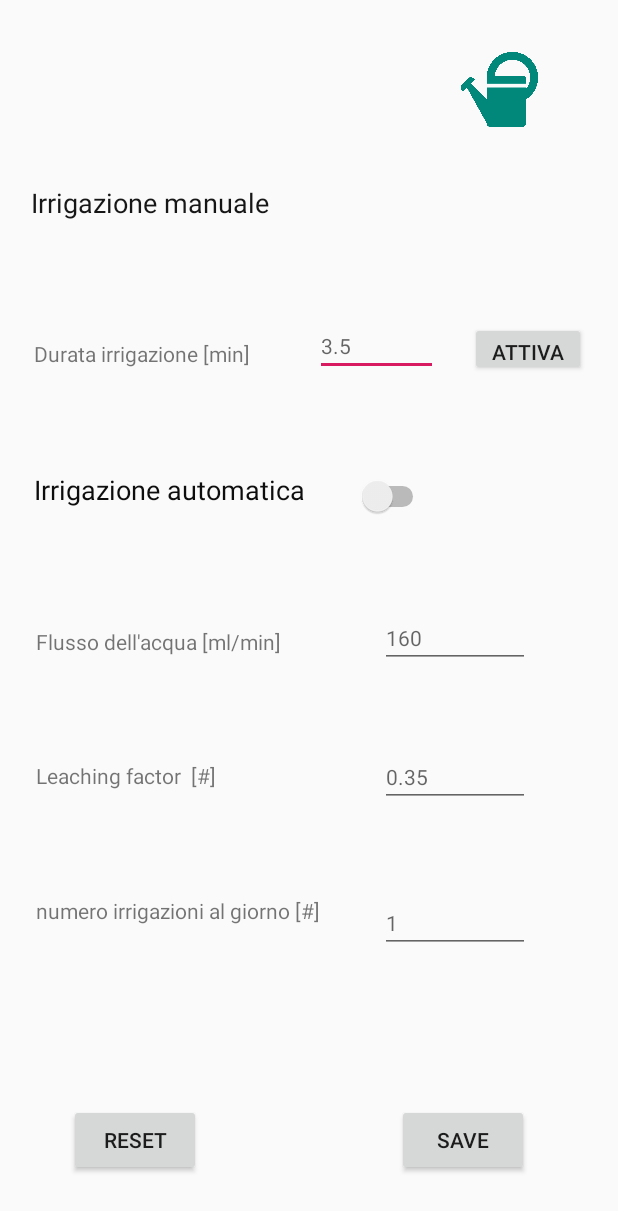
After one commit to mimmo96/FirstApp, an Android app: the IrrigationActivity screen opened directly, with no data from a screen before it, on a phone screen of 412 x 824 dp. The commit adds this screen. Shown: the top 1211 px of the screen. Run offline under Robolectric (Android 15) with nearby library versions, the phone set to English and light mode, and no system bars.

Commit message:
aggiunta la nuaova schermata per settare l irrigazione della pianta
Signed-off-by: mimmo96 <55285326+mimmo96@users.noreply.github.com>

```diff
--- a/app/src/main/AndroidManifest.xml
+++ b/app/src/main/AndroidManifest.xml
@@ -23,6 +23,10 @@
             android:name=".Alert.AlertActivity"
             android:label="AlertActivity"
             android:theme="@style/AppTheme.NoActionBar"></activity>
+        <activity
+            android:name=".Irrigation.IrrigationActivity"
+            android:label="IrrigationActivity"
+            android:theme="@style/AppTheme.NoActionBar"></activity>
         <activity android:name=".MainActivity">
             <intent-filter>
                 <action android:name="android.intent.action.MAIN" />
--- /dev/null
+++ b/app/src/main/java/com/example/firstapp/Irrigation/IrrigationActivity.java
@@ -0,0 +1,21 @@
+package com.example.firstapp.Irrigation;
+
+import android.content.Context;
+import android.content.Intent;
+import android.os.Bundle;
+import androidx.appcompat.app.AppCompatActivity;
+import com.example.firstapp.R;
+
+public class IrrigationActivity extends AppCompatActivity {
+
+    @Override
+    protected void onCreate(Bundle savedInstanceState) {
+        super.onCreate(savedInstanceState);
+        setContentView(R.layout.irrigation_activity);
+    }
+
+    public static Intent getActivityintent(Context context){
+        Intent intent=new Intent(context, IrrigationActivity.class);
+        return intent;
+    }
+}
--- /dev/null
+++ b/app/src/main/res/layout/irrigation_activity.xml
@@ -0,0 +1,221 @@
+<?xml version="1.0" encoding="utf-8"?>
+<androidx.constraintlayout.widget.ConstraintLayout xmlns:android="http://schemas.android.com/apk/res/android"
+    xmlns:app="http://schemas.android.com/apk/res-auto"
+    xmlns:tools="http://schemas.android.com/tools"
+    android:layout_width="match_parent"
+    android:layout_height="match_parent"
+    android:gravity="center"
+    android:orientation="vertical"
+    android:padding="16dp"
+    tools:context=".Irrigation.IrrigationActivity">
+
+
+    <TextView
+        android:id="@+id/textView15"
+        android:layout_width="wrap_content"
+        android:layout_height="wrap_content"
+        android:layout_marginStart="8dp"
+        android:text="Flusso dell'acqua [ml/min]   "
+        app:layout_constraintBottom_toBottomOf="parent"
+        app:layout_constraintEnd_toEndOf="parent"
+        app:layout_constraintHorizontal_bias="0.0"
+        app:layout_constraintStart_toStartOf="parent"
+        app:layout_constraintTop_toTopOf="parent"
+        app:layout_constraintVertical_bias="0.52" />
+
+    <TextView
+        android:id="@+id/textView16"
+        android:layout_width="wrap_content"
+        android:layout_height="wrap_content"
+        android:layout_marginStart="8dp"
+        android:text="Leaching factor  [#]"
+        app:layout_constraintBottom_toBottomOf="parent"
+        app:layout_constraintEnd_toEndOf="parent"
+        app:layout_constraintHorizontal_bias="0.0"
+        app:layout_constraintStart_toStartOf="parent"
+        app:layout_constraintTop_toTopOf="parent"
+        app:layout_constraintVertical_bias="0.636" />
+
+    <TextView
+        android:id="@+id/textView17"
+        android:layout_width="wrap_content"
+        android:layout_height="wrap_content"
+        android:text="Irrigazione manuale"
+        android:textColor="#F80F0F0F"
+        android:textSize="18sp"
+        app:layout_constraintBottom_toBottomOf="parent"
+        app:layout_constraintEnd_toEndOf="parent"
+        app:layout_constraintHorizontal_bias="0.021"
+        app:layout_constraintStart_toStartOf="parent"
+        app:layout_constraintTop_toTopOf="parent"
+        app:layout_constraintVertical_bias="0.139" />
+
+    <TextView
+        android:id="@+id/textView18"
+        android:layout_width="wrap_content"
+        android:layout_height="wrap_content"
+        android:text="Irrigazione automatica"
+        android:textColor="#0E0D0D"
+        android:textSize="18sp"
+        app:layout_constraintBottom_toBottomOf="parent"
+        app:layout_constraintEnd_toEndOf="parent"
+        app:layout_constraintHorizontal_bias="0.034"
+        app:layout_constraintStart_toStartOf="parent"
+        app:layout_constraintTop_toTopOf="parent"
+        app:layout_constraintVertical_bias="0.388" />
+
+    <Switch
+        android:id="@+id/switch1"
+        android:layout_width="wrap_content"
+        android:layout_height="wrap_content"
+        app:layout_constraintBottom_toBottomOf="parent"
+        app:layout_constraintEnd_toEndOf="parent"
+        app:layout_constraintHorizontal_bias="0.668"
+        app:layout_constraintStart_toStartOf="parent"
+        app:layout_constraintTop_toTopOf="parent"
+        app:layout_constraintVertical_bias="0.394" />
+
+    <Button
+        android:id="@+id/button2"
+        android:layout_width="77dp"
+        android:layout_height="36dp"
+        android:text="ATTIVA"
+        app:layout_constraintBottom_toBottomOf="parent"
+        app:layout_constraintEnd_toEndOf="parent"
+        app:layout_constraintHorizontal_bias="0.983"
+        app:layout_constraintStart_toStartOf="parent"
+        app:layout_constraintTop_toTopOf="parent"
+        app:layout_constraintVertical_bias="0.263" />
+
+    <TextView
+        android:id="@+id/textView19"
+        android:layout_width="wrap_content"
+        android:layout_height="wrap_content"
+        android:layout_marginStart="8dp"
+        android:text="numero irrigazioni al giorno [#] "
+        app:layout_constraintBottom_toBottomOf="parent"
+        app:layout_constraintEnd_toEndOf="parent"
+        app:layout_constraintHorizontal_bias="0.0"
+        app:layout_constraintStart_toStartOf="parent"
+        app:layout_constraintTop_toTopOf="parent"
+        app:layout_constraintVertical_bias="0.752" />
+
+    <TextView
+        android:id="@+id/textView20"
+        android:layout_width="wrap_content"
+        android:layout_height="wrap_content"
+        android:text="Durata irrigazione [min] "
+        app:layout_constraintBottom_toBottomOf="parent"
+        app:layout_constraintEnd_toEndOf="parent"
+        app:layout_constraintHorizontal_bias="0.029"
+        app:layout_constraintStart_toStartOf="parent"
+        app:layout_constraintTop_toTopOf="parent"
+        app:layout_constraintVertical_bias="0.272" />
+
+    <androidx.constraintlayout.widget.Guideline
+        android:id="@+id/guideline8"
+        android:layout_width="wrap_content"
+        android:layout_height="wrap_content"
+        android:orientation="vertical"
+        app:layout_constraintGuide_begin="7dp" />
+
+    <EditText
+        android:id="@+id/editText"
+        android:layout_width="82dp"
+        android:layout_height="36dp"
+        android:ems="10"
+        android:hint="3.5"
+        android:inputType="numberDecimal"
+        android:textSize="14sp"
+        app:layout_constraintBottom_toBottomOf="parent"
+        app:layout_constraintEnd_toEndOf="parent"
+        app:layout_constraintHorizontal_bias="0.652"
+        app:layout_constraintStart_toStartOf="parent"
+        app:layout_constraintTop_toTopOf="parent"
+        app:layout_constraintVertical_bias="0.263" />
+
+    <EditText
+        android:id="@+id/editText3"
+        android:layout_width="100dp"
+        android:layout_height="40dp"
+        android:ems="10"
+        android:hint="160"
+        android:inputType="numberDecimal"
+        android:textSize="14sp"
+        app:layout_constraintBottom_toBottomOf="parent"
+        app:layout_constraintEnd_toEndOf="parent"
+        app:layout_constraintHorizontal_bias="0.848"
+        app:layout_constraintStart_toStartOf="parent"
+        app:layout_constraintTop_toTopOf="parent"
+        app:layout_constraintVertical_bias="0.518" />
+
+    <EditText
+        android:id="@+id/editText4"
+        android:layout_width="100dp"
+        android:layout_height="40dp"
+        android:ems="10"
+        android:hint="0.35"
+        android:inputType="numberDecimal"
+        android:textSize="14sp"
+        app:layout_constraintBottom_toBottomOf="parent"
+        app:layout_constraintEnd_toEndOf="parent"
+        app:layout_constraintHorizontal_bias="0.848"
+        app:layout_constraintStart_toStartOf="parent"
+        app:layout_constraintTop_toTopOf="parent"
+        app:layout_constraintVertical_bias="0.641" />
+
+    <EditText
+        android:id="@+id/editText6"
+        android:layout_width="100dp"
+        android:layout_height="40dp"
+        android:ems="10"
+        android:hint="1"
+        android:inputType="numberDecimal"
+        android:textSize="14sp"
+        app:layout_constraintBottom_toBottomOf="parent"
+        app:layout_constraintEnd_toEndOf="parent"
+        app:layout_constraintHorizontal_bias="0.848"
+        app:layout_constraintStart_toStartOf="parent"
+        app:layout_constraintTop_toTopOf="parent"
+        app:layout_constraintVertical_bias="0.77" />
+
+    <Button
+        android:id="@+id/button4"
+        android:layout_width="wrap_content"
+        android:layout_height="wrap_content"
+        android:layout_marginStart="28dp"
+        android:layout_marginBottom="4dp"
+        android:text="RESET"
+        app:layout_constraintBottom_toBottomOf="parent"
+        app:layout_constraintEnd_toEndOf="parent"
+        app:layout_constraintHorizontal_bias="0.007"
+        app:layout_constraintStart_toStartOf="parent"
+        app:layout_constraintTop_toTopOf="parent"
+        app:layout_constraintVertical_bias="0.973" />
+
+    <Button
+        android:id="@+id/button5"
+        android:layout_width="wrap_content"
+        android:layout_height="wrap_content"
+        android:layout_marginBottom="4dp"
+        android:text="SAVE"
+        app:layout_constraintBottom_toBottomOf="parent"
+        app:layout_constraintEnd_toEndOf="parent"
+        app:layout_constraintHorizontal_bias="0.851"
+        app:layout_constraintStart_toStartOf="parent"
+        app:layout_constraintTop_toTopOf="parent"
+        app:layout_constraintVertical_bias="0.973" />
+
+    <ImageView
+        android:id="@+id/imageView4"
+        android:layout_width="66dp"
+        android:layout_height="63dp"
+        app:layout_constraintBottom_toBottomOf="parent"
+        app:layout_constraintEnd_toEndOf="parent"
+        app:layout_constraintHorizontal_bias="0.902"
+        app:layout_constraintStart_toStartOf="parent"
+        app:layout_constraintTop_toTopOf="parent"
+        app:layout_constraintVertical_bias="0.015"
+        app:srcCompat="@drawable/irrigazione" />
+
+</androidx.constraintlayout.widget.ConstraintLayout>
```
Also changed, not shown: app/src/main/java/com/example/firstapp/Graphic/MainActivity.java (+13 -1 lines), app/src/main/java/com/example/firstapp/Graphic/RecyclerViewAdapter.java (+30 -28 lines), app/src/main/java/com/example/firstapp/MainActivity.java (+7 -1 lines), app/src/main/res/layout/activity_main.xml (+20 -8 lines), app/src/main/res/drawable/irrigazione.png (added).
